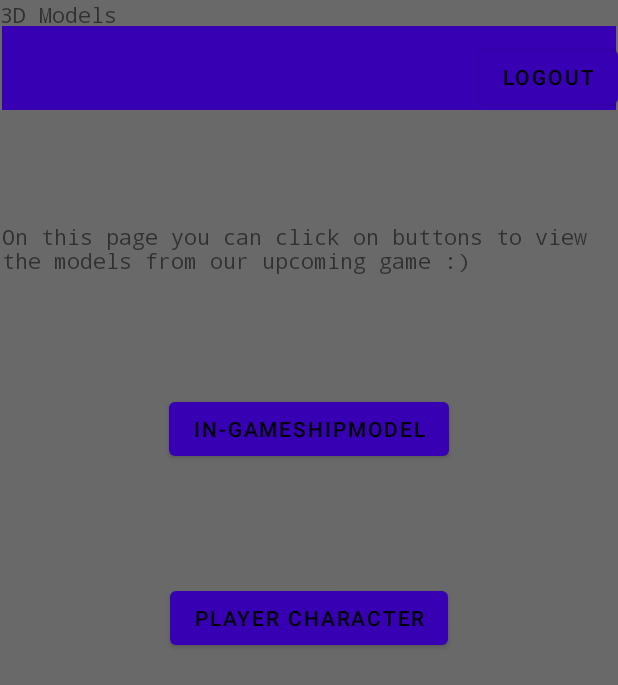
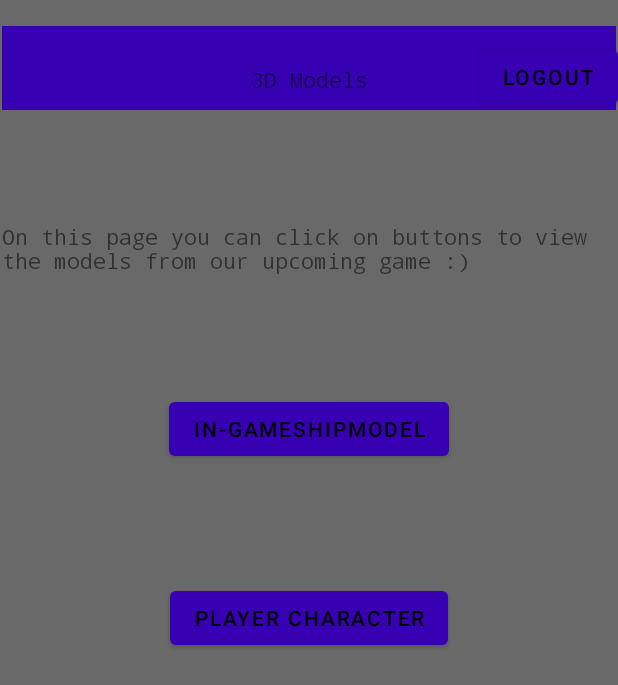
Before and after one commit to Thelangostudent/Game-Forum, an Android app: the ThreeDModelActivity screen opened directly, with no data from a screen before it, on a phone screen of 412 x 824 dp. Shown: the top 685 px of the screen. Run offline under Robolectric (Android 15) with nearby library versions, the phone set to English and light mode, and no system bars.

```diff
--- a/app/src/main/java/com/group/gameforumproject/ThreeDModelActivity.java
+++ b/app/src/main/java/com/group/gameforumproject/ThreeDModelActivity.java
@@ -2,13 +2,33 @@ package com.group.gameforumproject;
 
 import androidx.appcompat.app.AppCompatActivity;
 
+import android.content.Intent;
+import android.net.Uri;
 import android.os.Bundle;
+import android.view.View;
+import android.widget.Button;
 
 public class ThreeDModelActivity extends AppCompatActivity {
+
+    Button shipModelButton;
+    Button playercharacterButton;
 
     @Override
     protected void onCreate(Bundle savedInstanceState) {
         super.onCreate(savedInstanceState);
         setContentView(R.layout.activity_three_dmodel);
+
+        shipModelButton = findViewById(R.id.btn_IngameShipModel);
+        playercharacterButton = findViewById(R.id.btn_IngameShipModel);
+
+        shipModelButton.setOnClickListener(new View.OnClickListener() {
+            @Override
+            public void onClick(View view) {
+                Intent sceneViewerIntent = new Intent(Intent.ACTION_VIEW);
+                sceneViewerIntent.setData(Uri.parse("https://arvr.google.com/scene-viewer/1.0?file=https://raw.githubusercontent.com/Thelangostudent/Models/master/ShipModel/mainShipRaw.gltf"));
+                sceneViewerIntent.setPackage("com.google.android.googlequicksearchbox");
+                startActivity(sceneViewerIntent);
+            }
+        });
     }
 }
--- a/app/src/main/res/layout/activity_three_dmodel.xml
+++ b/app/src/main/res/layout/activity_three_dmodel.xml
@@ -27,8 +27,11 @@
         android:layout_width="wrap_content"
         android:layout_height="wrap_content"
         android:text="3D Models"
-        tools:layout_editor_absoluteX="178dp"
-        tools:layout_editor_absoluteY="39dp" />
+        app:layout_constraintBottom_toBottomOf="parent"
+        app:layout_constraintEnd_toEndOf="parent"
+        app:layout_constraintStart_toStartOf="parent"
+        app:layout_constraintTop_toTopOf="parent"
+        app:layout_constraintVertical_bias="0.054" />
 
     <TextView
         android:id="@+id/textView8"
```
